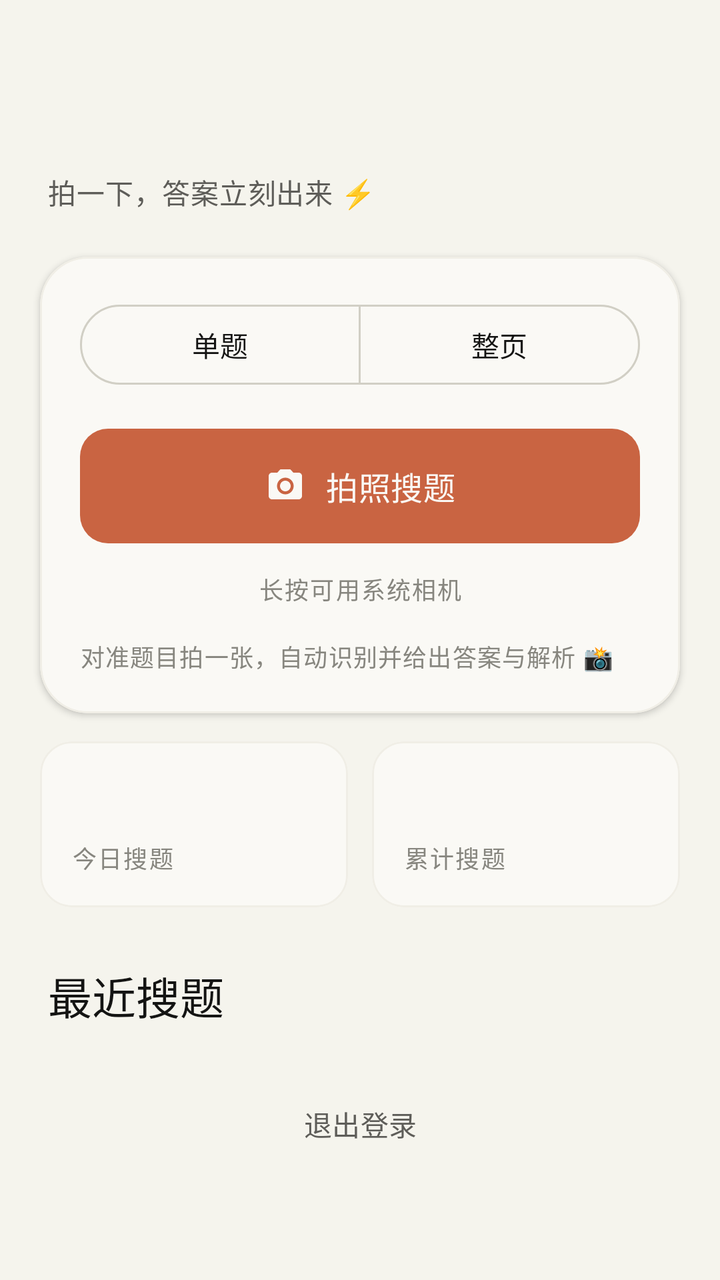
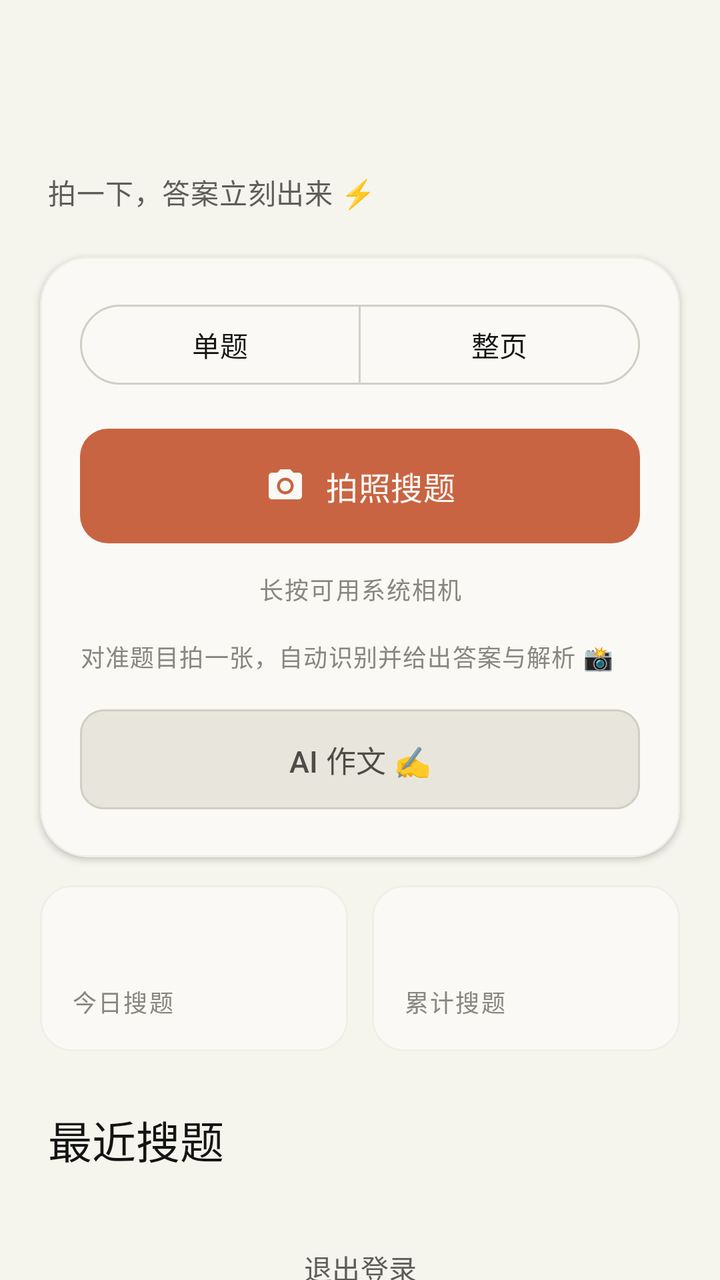

Compare the two renders of this Android layout. The source of the first and the diff that turns it into the second are given below.
<!-- AndroidManifest.xml: application theme Theme.FlashSearch -->
<!-- res/layout/activity_home.xml -->
<?xml version="1.0" encoding="utf-8"?>
<androidx.core.widget.NestedScrollView xmlns:android="http://schemas.android.com/apk/res/android"
    xmlns:app="http://schemas.android.com/apk/res-auto"
    android:id="@+id/root"
    android:layout_width="match_parent"
    android:layout_height="match_parent"
    android:background="?android:attr/colorBackground"
    android:fillViewport="true">

    <LinearLayout
        android:layout_width="match_parent"
        android:layout_height="wrap_content"
        android:orientation="vertical"
        android:paddingBottom="20dp">

        
        <LinearLayout
            android:id="@+id/header"
            android:layout_width="match_parent"
            android:layout_height="wrap_content"
            android:orientation="vertical"
            android:paddingStart="24dp"
            android:paddingTop="12dp"
            android:paddingEnd="24dp"
            android:paddingBottom="22dp">

            <TextView
                android:id="@+id/dateLabel"
                android:layout_width="wrap_content"
                android:layout_height="wrap_content"
                android:textAppearance="@style/TextAppearance.FlashSearch.Label" />

            <TextView
                android:id="@+id/greeting"
                android:layout_width="match_parent"
                android:layout_height="wrap_content"
                android:layout_marginTop="10dp"
                android:textAppearance="@style/TextAppearance.FlashSearch.Serif.Display" />

            <TextView
                android:id="@+id/tagline"
                android:layout_width="match_parent"
                android:layout_height="wrap_content"
                android:layout_marginTop="10dp"
                android:text="@string/brand_tagline"
                android:textAppearance="@style/TextAppearance.FlashSearch.Body" />
        </LinearLayout>

        
        <com.google.android.material.card.MaterialCardView
            android:id="@+id/heroCard"
            android:layout_width="match_parent"
            android:layout_height="wrap_content"
            android:layout_marginStart="20dp"
            android:layout_marginEnd="20dp"
            app:cardBackgroundColor="@color/ivory"
            app:cardCornerRadius="24dp"
            app:cardElevation="2dp"
            app:strokeColor="@color/border_cream"
            app:strokeWidth="1dp">

            <LinearLayout
                android:layout_width="match_parent"
                android:layout_height="wrap_content"
                android:orientation="vertical"
                android:padding="20dp">
                <com.google.android.material.button.MaterialButtonToggleGroup
                    android:id="@+id/modeGroup"
                    android:layout_width="match_parent"
                    android:layout_height="wrap_content"
                    android:layout_marginBottom="14dp"
                    app:selectionRequired="true"
                    app:singleSelection="true">

                    <com.google.android.material.button.MaterialButton
                        android:id="@+id/modeSingle"
                        style="@style/Widget.Material3.Button.OutlinedButton"
                        android:layout_width="0dp"
                        android:layout_height="wrap_content"
                        android:layout_weight="1"
                        android:text="@string/mode_single" />

                    <com.google.android.material.button.MaterialButton
                        android:id="@+id/modePage"
                        style="@style/Widget.Material3.Button.OutlinedButton"
                        android:layout_width="0dp"
                        android:layout_height="wrap_content"
                        android:layout_weight="1"
                        android:text="@string/mode_page" />
                </com.google.android.material.button.MaterialButtonToggleGroup>
<com.google.android.material.button.MaterialButton
                    android:id="@+id/takePhotoButton"
                    style="@style/Widget.FlashSearch.PrimaryButton"
                    android:layout_width="match_parent"
                    android:layout_height="wrap_content"
                    android:text="@string/action_take_photo"
                    app:icon="@drawable/ic_camera" />
                <TextView
                    android:id="@+id/systemCameraHint"
                    android:layout_width="match_parent"
                    android:layout_height="wrap_content"
                    android:layout_marginTop="10dp"
                    android:gravity="center"
                    android:text="@string/hint_long_press_system_camera"
                    android:textAppearance="@style/TextAppearance.FlashSearch.Label" />

                <TextView
                    android:id="@+id/modeHint"
                    android:layout_width="match_parent"
                    android:layout_height="wrap_content"
                    android:layout_marginTop="16dp"
                    android:text="@string/home_tip"
                    android:textAppearance="@style/TextAppearance.FlashSearch.Caption" />
            </LinearLayout>
        </com.google.android.material.card.MaterialCardView>

        
        <LinearLayout
            android:id="@+id/statsRow"
            android:layout_width="match_parent"
            android:layout_height="wrap_content"
            android:layout_marginStart="20dp"
            android:layout_marginTop="14dp"
            android:layout_marginEnd="20dp"
            android:orientation="horizontal">

            <com.google.android.material.card.MaterialCardView
                android:layout_width="0dp"
                android:layout_height="wrap_content"
                android:layout_weight="1"
                app:cardBackgroundColor="@color/ivory"
                app:cardCornerRadius="16dp"
                app:cardElevation="0dp"
                app:strokeColor="@color/border_cream"
                app:strokeWidth="1dp">

                <LinearLayout
                    android:layout_width="match_parent"
                    android:layout_height="wrap_content"
                    android:orientation="vertical"
                    android:padding="16dp">

                    <TextView
                        android:id="@+id/todayCount"
                        android:layout_width="wrap_content"
                        android:layout_height="wrap_content"
                        android:textAppearance="@style/TextAppearance.FlashSearch.Serif.Title" />

                    <TextView
                        android:layout_width="wrap_content"
                        android:layout_height="wrap_content"
                        android:layout_marginTop="4dp"
                        android:text="@string/stats_today"
                        android:textAppearance="@style/TextAppearance.FlashSearch.Label" />
                </LinearLayout>
            </com.google.android.material.card.MaterialCardView>

            <com.google.android.material.card.MaterialCardView
                android:layout_width="0dp"
                android:layout_height="wrap_content"
                android:layout_marginStart="12dp"
                android:layout_weight="1"
                app:cardBackgroundColor="@color/ivory"
                app:cardCornerRadius="16dp"
                app:cardElevation="0dp"
                app:strokeColor="@color/border_cream"
                app:strokeWidth="1dp">

                <LinearLayout
                    android:layout_width="match_parent"
                    android:layout_height="wrap_content"
                    android:orientation="vertical"
                    android:padding="16dp">

                    <TextView
                        android:id="@+id/totalCount"
                        android:layout_width="wrap_content"
                        android:layout_height="wrap_content"
                        android:textAppearance="@style/TextAppearance.FlashSearch.Serif.Title" />

                    <TextView
                        android:layout_width="wrap_content"
                        android:layout_height="wrap_content"
                        android:layout_marginTop="4dp"
                        android:text="@string/stats_total"
                        android:textAppearance="@style/TextAppearance.FlashSearch.Label" />
                </LinearLayout>
            </com.google.android.material.card.MaterialCardView>
        </LinearLayout>

        
        <LinearLayout
            android:id="@+id/historySection"
            android:layout_width="match_parent"
            android:layout_height="wrap_content"
            android:layout_marginTop="28dp"
            android:orientation="vertical">

            <TextView
                android:layout_width="wrap_content"
                android:layout_height="wrap_content"
                android:layout_marginStart="24dp"
                android:text="@string/history_title"
                android:textAppearance="@style/TextAppearance.FlashSearch.Serif.Title" />

            <LinearLayout
                android:id="@+id/historyList"
                android:layout_width="match_parent"
                android:layout_height="wrap_content"
                android:orientation="vertical" />

            <TextView
                android:id="@+id/historyEmpty"
                android:layout_width="match_parent"
                android:layout_height="wrap_content"
                android:layout_marginStart="24dp"
                android:layout_marginTop="12dp"
                android:layout_marginEnd="24dp"
                android:text="@string/history_empty"
                android:textAppearance="@style/TextAppearance.FlashSearch.Caption"
                android:visibility="gone" />
        </LinearLayout>

        <com.google.android.material.button.MaterialButton
            android:id="@+id/logoutButton"
            style="@style/Widget.FlashSearch.TextButton"
            android:layout_width="wrap_content"
            android:layout_height="wrap_content"
            android:layout_gravity="center_horizontal"
            android:layout_marginTop="24dp"
            android:text="@string/action_logout" />
        <TextView
            android:id="@+id/versionLabel"
            android:layout_width="wrap_content"
            android:layout_height="wrap_content"
            android:layout_gravity="center_horizontal"
            android:layout_marginTop="14dp"
            android:textAppearance="@style/TextAppearance.FlashSearch.Label" />
    </LinearLayout>
</androidx.core.widget.NestedScrollView>
<!-- resources referenced by this layout -->
<resources>
  <color name="border_cream">#F0EEE6</color>
  <color name="ivory">#FAF9F5</color>
  <!-- drawable ic_camera (drawable) -->
  <vector xmlns:android="http://schemas.android.com/apk/res/android"
      android:width="24dp"
      android:height="24dp"
      android:viewportWidth="24"
      android:viewportHeight="24">
      <path
          android:fillColor="#FFFFFFFF"
          android:pathData="M12,15.2c1.77,0 3.2,-1.43 3.2,-3.2s-1.43,-3.2 -3.2,-3.2 -3.2,1.43 -3.2,3.2 1.43,3.2 3.2,3.2zM9,2L7.17,4H4c-1.1,0 -2,0.9 -2,2v12c0,1.1 0.9,2 2,2h16c1.1,0 2,-0.9 2,-2V6c0,-1.1 -0.9,-2 -2,-2h-3.17L15,2H9zM12,17c-2.76,0 -5,-2.24 -5,-5s2.24,-5 5,-5 5,2.24 5,5 -2.24,5 -5,5z" />
  </vector>
  <string name="action_logout">退出登录</string>
  <string name="action_take_photo">拍照搜题</string>
  <string name="brand_tagline">拍一下，答案立刻出来 ⚡</string>
  <string name="hint_long_press_system_camera">长按可用系统相机</string>
  <string name="history_empty">还没有搜题记录，拍一张试试 📷</string>
  <string name="history_title">最近搜题</string>
  <string name="home_tip">对准题目拍一张，自动识别并给出答案与解析 📸</string>
  <string name="mode_page">整页</string>
  <string name="mode_single">单题</string>
  <string name="stats_today">今日搜题</string>
  <string name="stats_total">累计搜题</string>
  <style name="TextAppearance.FlashSearch.Body" parent="TextAppearance.Material3.BodyMedium">
          <item name="android:lineSpacingMultiplier">1.5</item>
          <item name="android:textColor">@color/olive_gray</item>
      </style>
  <style name="TextAppearance.FlashSearch.Caption" parent="TextAppearance.Material3.BodySmall">
          <item name="android:lineSpacingMultiplier">1.4</item>
          <item name="android:textColor">@color/stone_gray</item>
      </style>
  <style name="TextAppearance.FlashSearch.Label" parent="TextAppearance.Material3.LabelMedium">
          <item name="android:letterSpacing">0.06</item>
          <item name="android:textColor">@color/stone_gray</item>
      </style>
  <style name="TextAppearance.FlashSearch.Serif.Display" parent="TextAppearance.Material3.HeadlineMedium">
          <item name="android:fontFamily">serif</item>
          <item name="android:textStyle">normal</item>
          <item name="android:textColor">@color/near_black</item>
          <item name="android:letterSpacing">0</item>
          <item name="android:lineSpacingMultiplier">1.15</item>
          <item name="android:textFontWeight" tools:targetApi="28">500</item>
      </style>
  <style name="TextAppearance.FlashSearch.Serif.Title" parent="TextAppearance.Material3.TitleLarge">
          <item name="android:fontFamily">serif</item>
          <item name="android:textStyle">normal</item>
          <item name="android:textColor">@color/near_black</item>
          <item name="android:letterSpacing">0</item>
          <item name="android:textFontWeight" tools:targetApi="28">500</item>
      </style>
  <style name="Widget.FlashSearch.TextButton" parent="Widget.Material3.Button.TextButton">
          <item name="android:textColor">@color/olive_gray</item>
          <item name="rippleColor">@color/warm_sand</item>
          <item name="elevation">0dp</item>
      </style>
  <color name="olive_gray">#5E5D59</color>
  <color name="stone_gray">#87867F</color>
  <color name="near_black">#141413</color>
  <color name="terracotta">#C96442</color>
  <color name="warm_sand">#E8E6DC</color>
  <color name="charcoal_warm">#4D4C48</color>
  <color name="coral">#D97757</color>
  <color name="error_crimson">#B53333</color>
  <color name="parchment">#F5F4ED</color>
  <color name="pure_white">#FFFFFF</color>
  <color name="ring_warm">#D1CFC5</color>
</resources>

<!-- the commit's change to res/layout/activity_home.xml (unified diff, before → after) -->
@@ -111,6 +111,14 @@
                     android:layout_marginTop="16dp"
                     android:text="@string/home_tip"
                     android:textAppearance="@style/TextAppearance.FlashSearch.Caption" />
+
+                <com.google.android.material.button.MaterialButton
+                    android:id="@+id/essayButton"
+                    style="@style/Widget.FlashSearch.SecondaryButton"
+                    android:layout_width="match_parent"
+                    android:layout_height="wrap_content"
+                    android:layout_marginTop="14dp"
+                    android:text="@string/essay_entry" />
             </LinearLayout>
         </com.google.android.material.card.MaterialCardView>
 
<!-- resource entries referenced after the edit -->
@@ -15,6 +15,7 @@
   <string name="action_logout">退出登录</string>
   <string name="action_take_photo">拍照搜题</string>
   <string name="brand_tagline">拍一下，答案立刻出来 ⚡</string>
+  <string name="essay_entry">AI 作文 ✍️</string>
   <string name="hint_long_press_system_camera">长按可用系统相机</string>
   <string name="history_empty">还没有搜题记录，拍一张试试 📷</string>
   <string name="history_title">最近搜题</string>
@@ -61,10 +62,10 @@
   <color name="terracotta">#C96442</color>
   <color name="warm_sand">#E8E6DC</color>
   <color name="charcoal_warm">#4D4C48</color>
+  <color name="ring_warm">#D1CFC5</color>
   <color name="coral">#D97757</color>
   <color name="error_crimson">#B53333</color>
   <color name="parchment">#F5F4ED</color>
   <color name="pure_white">#FFFFFF</color>
-  <color name="ring_warm">#D1CFC5</color>
 </resources>
 
